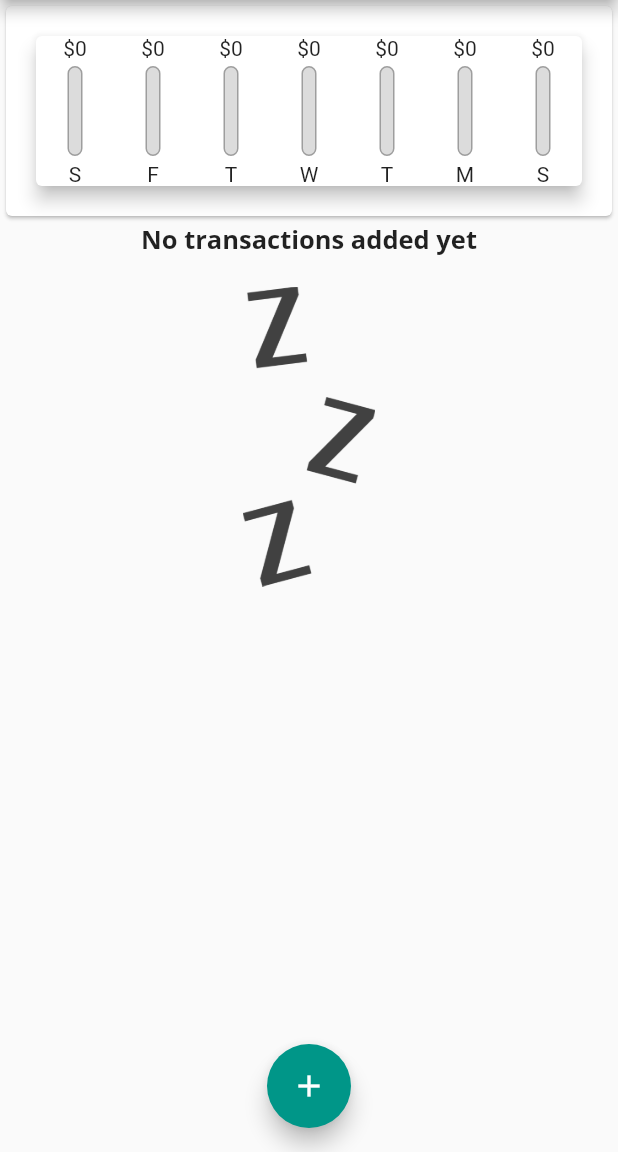
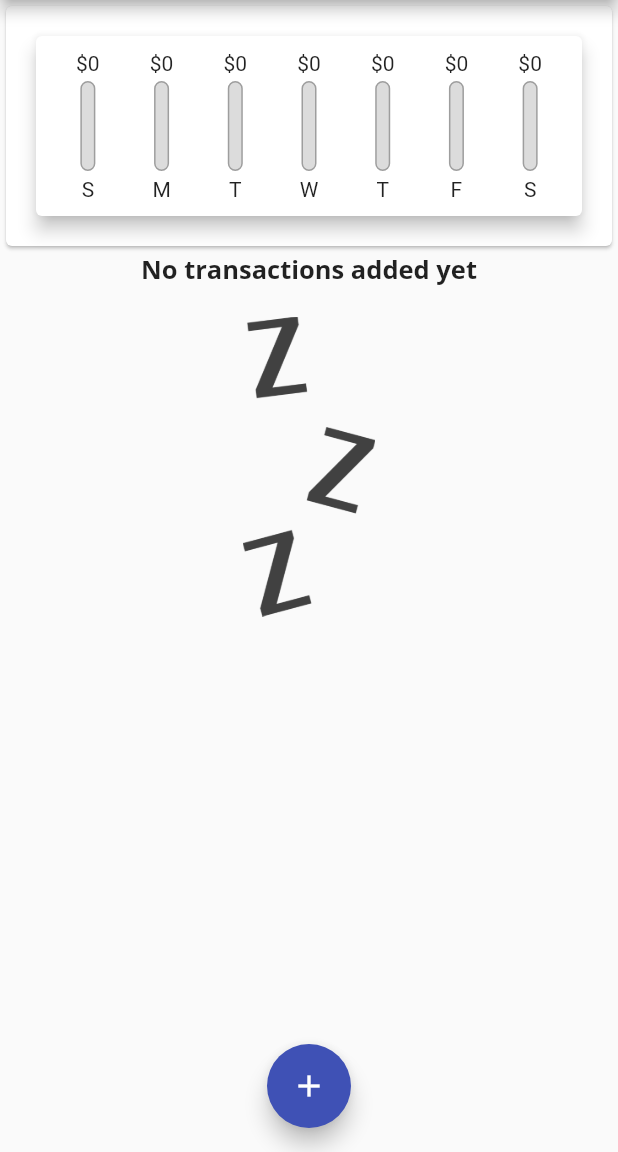
Before and after one commit to aikssen/expenses-flutter-app, a Flutter app: the screen it shows after launch, on a phone screen of 412 x 824 dp, the part 84-1236 px from its top. Run offline on Flutter 3.47's test engine with Material 2 defaults, Android fonts, the phone set to English and light mode, and no system bars.

Commit message:
update chart

```diff
--- a/lib/main.dart
+++ b/lib/main.dart
@@ -16,7 +16,7 @@ class MyApp extends StatelessWidget {
       home: MyHomePage(),
       theme: ThemeData(
         primarySwatch: Colors.indigo,
-        accentColor: Colors.teal,
+        // accentColor: Colors.teal,
         fontFamily: 'Quicksand',
         appBarTheme: AppBarTheme(
           textTheme: ThemeData.light().textTheme.copyWith(
--- a/lib/widgets/chart.dart
+++ b/lib/widgets/chart.dart
@@ -42,17 +42,27 @@ class Chart extends StatelessWidget {
     return Card(
       elevation: 5,
       margin: EdgeInsets.all(20),
+      child: Container(
+        padding: EdgeInsets.all(10),
         child: Row(
           mainAxisAlignment: MainAxisAlignment.spaceAround,
-        children: groupTransactionValues.map((data) {
-          return ChartBar(
+          children: groupTransactionValues
+              .map((data) {
+                return Flexible(
+                  fit: FlexFit.tight,
+                  child: ChartBar(
                     data['day'],
                     data['amount'],
                     _maxExpending == 0.0
                         ? 0.0
                         : (data['amount'] as double) / _maxExpending,
+                  ),
                 );
-        }).toList(),
+              })
+              .toList()
+              .reversed
+              .toList(),
+        ),
       ),
     );
   }
--- a/lib/widgets/chart_bar.dart
+++ b/lib/widgets/chart_bar.dart
@@ -11,7 +11,9 @@ class ChartBar extends StatelessWidget {
   Widget build(BuildContext context) {
     return Column(
       children: <Widget>[
-        Text('\$${spendingAmount.toStringAsFixed(0)}'),
+        FittedBox(
+          child: Text('\$${spendingAmount.toStringAsFixed(0)}'),
+        ),
         SizedBox(height: 4),
         Container(
           height: 60,
```
Lines whose indentation alone changed are shown as unchanged.
